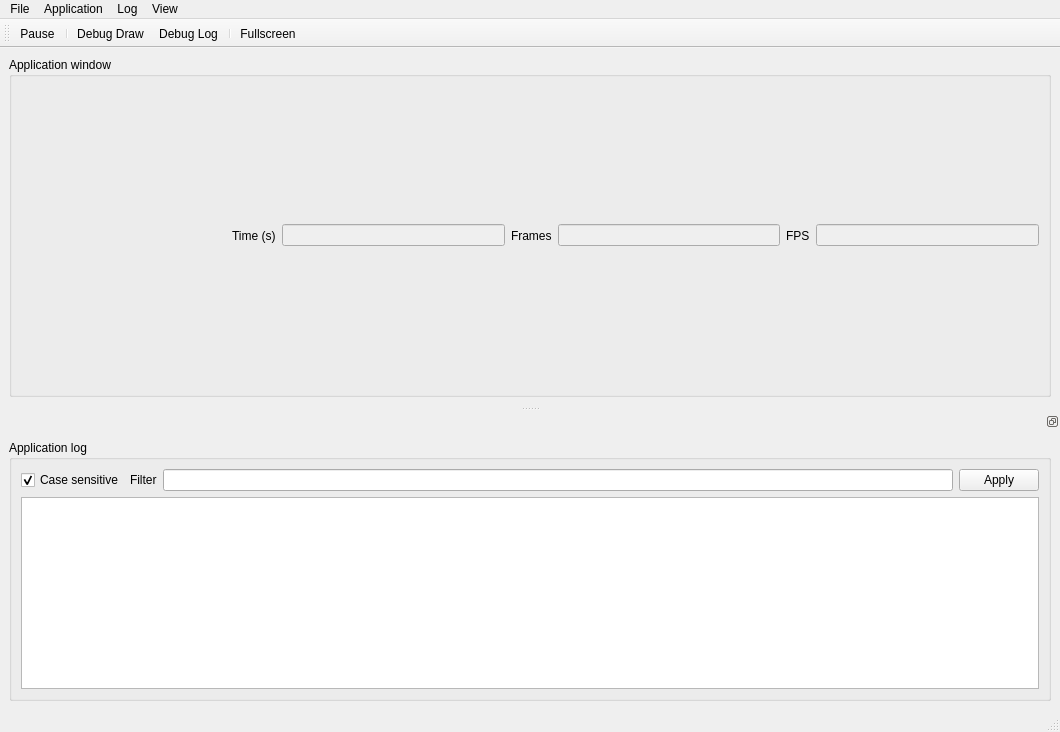
First picture: the form in editor/gui/playwindow.ui, repository ensisoft/detonator, before the edit.
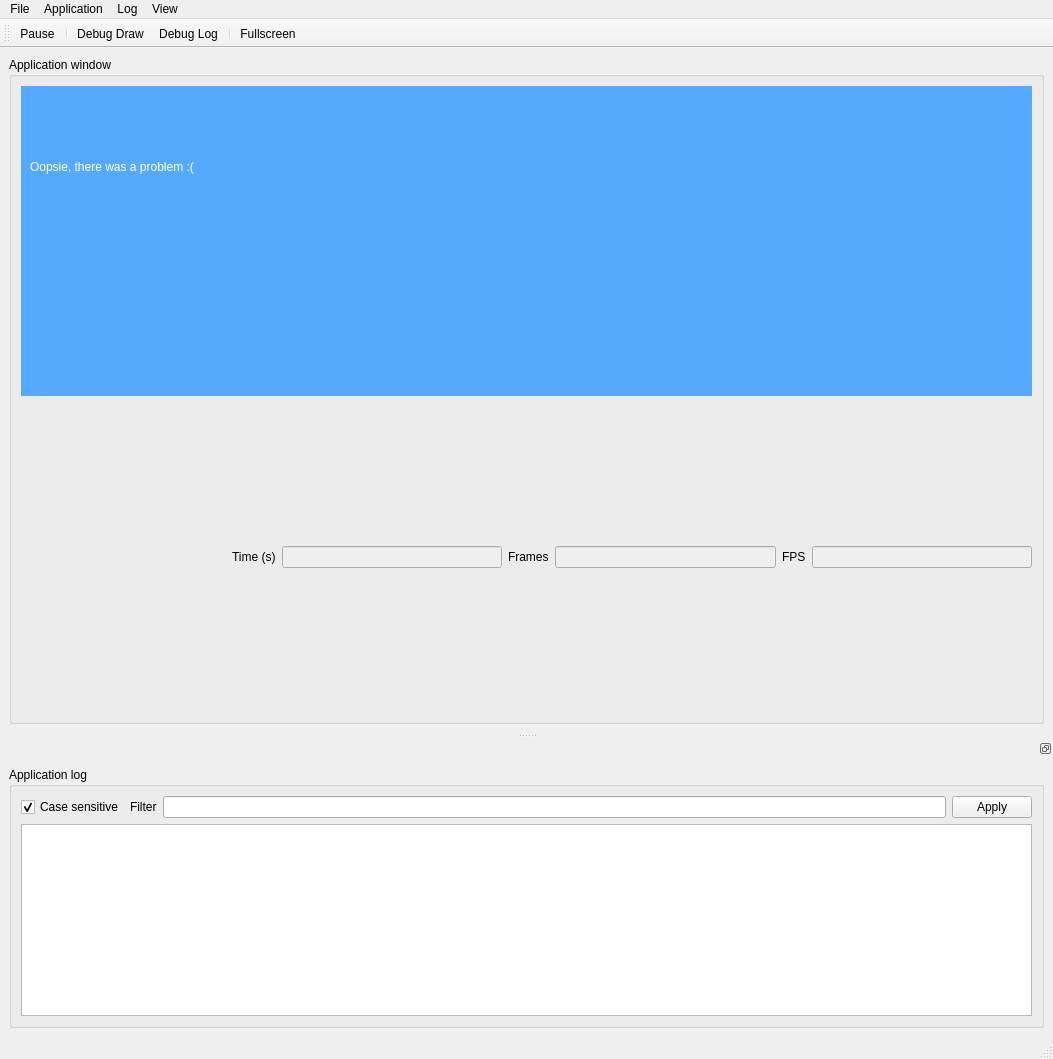
Second picture: the form after the edit. Icons and pictures are not drawn.

Commit message:
Show play window barf screen when app throws an exception
Show play window barf screen when app throws an exception and release
the app object in order to prevent further calls into it since it
has undeterminate state.

```diff
--- a/editor/gui/playwindow.ui
+++ b/editor/gui/playwindow.ui
@@ -6,8 +6,8 @@
    <rect>
     <x>0</x>
     <y>0</y>
-    <width>1060</width>
-    <height>732</height>
+    <width>1053</width>
+    <height>1059</height>
    </rect>
   </property>
   <property name="windowTitle">
@@ -27,6 +27,40 @@
        <string>Application window</string>
       </property>
       <layout class="QVBoxLayout" name="verticalLayout_3">
+       <item>
+        <widget class="QWidget" name="problem" native="true">
+         <property name="styleSheet">
+          <string notr="true">background-color: rgb(85, 170, 255);</string>
+         </property>
+         <layout class="QVBoxLayout" name="verticalLayout_6">
+          <item>
+           <widget class="QLabel" name="label_2">
+            <property name="styleSheet">
+             <string notr="true">color: rgb(255, 255, 255);
+font: 22pt &quot;Sans Serif&quot;;</string>
+            </property>
+            <property name="text">
+             <string>Oopsie, there was a problem :(</string>
+            </property>
+           </widget>
+          </item>
+          <item>
+           <widget class="QLabel" name="lblError">
+            <property name="styleSheet">
+             <string notr="true">color: rgb(255, 255, 255);
+font: 22pt &quot;Sans Serif&quot;;</string>
+            </property>
+            <property name="text">
+             <string/>
+            </property>
+            <property name="wordWrap">
+             <bool>true</bool>
+            </property>
+           </widget>
+          </item>
+         </layout>
+        </widget>
+       </item>
        <item>
         <layout class="QVBoxLayout" name="verticalLayout">
          <property name="sizeConstraint">
@@ -132,7 +166,7 @@
     <rect>
      <x>0</x>
      <y>0</y>
-     <width>1060</width>
+     <width>1053</width>
      <height>22</height>
     </rect>
    </property>
```
The commit also changes 4 other files.
